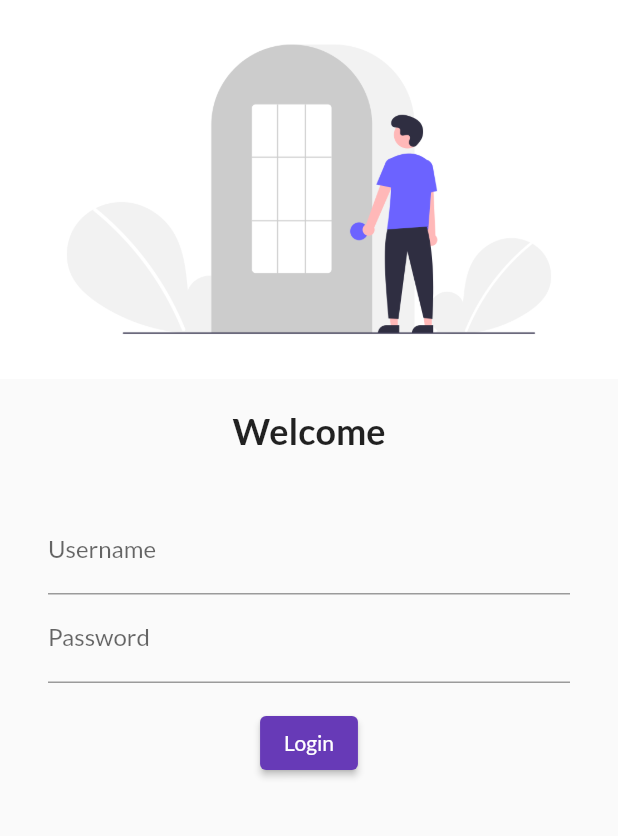
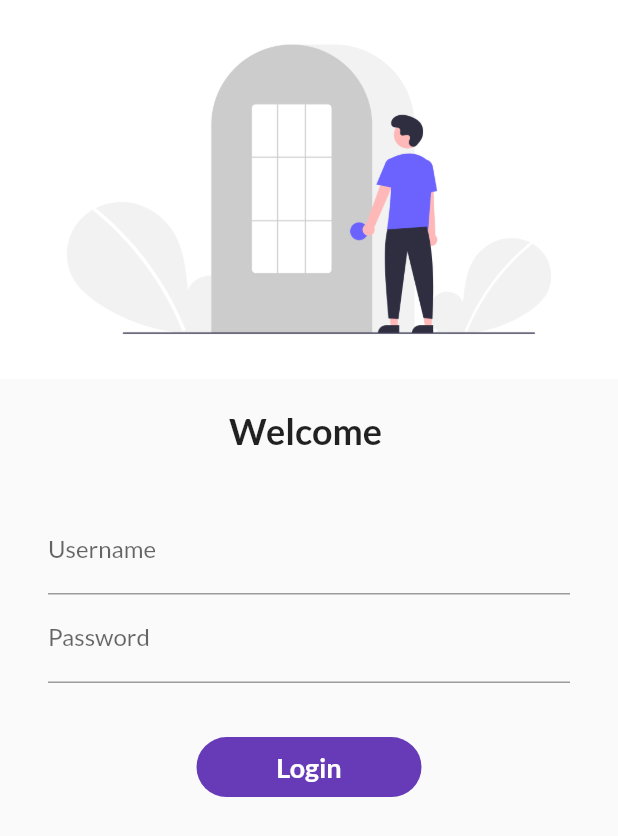
Before and after one commit to AashishMaharjan/flutter, a Flutter app: the screen it shows after launch, on a phone screen of 412 x 824 dp. Shown: the top 836 px of the screen. Run offline on Flutter 3.47's test engine with Material 2 defaults, Android fonts, the phone set to English and light mode, and no system bars; our stand-ins replace google_fonts.

Commit message:
fourth commit

```diff
--- a/lib/main.dart
+++ b/lib/main.dart
@@ -4,6 +4,8 @@ import 'package:flutter/material.dart';
 import 'package:google_fonts/google_fonts.dart';
 import 'package:myapp/pages/homepage.dart';
 import 'package:myapp/pages/loginpage.dart';
+
+
 
 void main() => runApp( const MyApp());
 
@@ -18,6 +20,7 @@ class _MyAppState extends State<MyApp> {
   @override
   Widget build(BuildContext context) {
     return MaterialApp(
+      debugShowCheckedModeBanner: false,
 
       themeMode: ThemeMode.dark,
       theme: ThemeData(
@@ -26,8 +29,12 @@ class _MyAppState extends State<MyApp> {
         ),
      // darkTheme: ThemeData(brightness: Brightness.dark),
      routes: {
-       "/": (context) => LoginPage(),
-     } ,
+       "/":(context) => LoginPage(),
+       "/homepage": (context)=> HomePage()
+
+
+
+     },
     );
 
 
--- a/lib/pages/loginpage.dart
+++ b/lib/pages/loginpage.dart
@@ -1,8 +1,8 @@
 // ignore_for_file: avoid_print
 
 import 'package:flutter/material.dart';
+
 // ignore_for_file: prefer_const_constructors
-
 class LoginPage extends StatefulWidget {
   const LoginPage({ Key? key }) : super(key: key);
 
@@ -11,15 +11,17 @@ class LoginPage extends StatefulWidget {
 }
 
 class _LoginPageState extends State<LoginPage> {
+  String name="";
+  bool chanegebut=false;
   @override
   Widget build(BuildContext context) {
     return Material(
-      child: Column(children: [
+      child:SingleChildScrollView( child: Column(children: [
         Image.asset("assets/image/loginimage.png",fit: BoxFit.cover,),
         SizedBox(
           height: 20.0,
         ),
-        Text("Welcome",style: TextStyle(
+        Text("Welcome $name",style: TextStyle(
           fontSize: 24,
           fontWeight: FontWeight.bold,
 
@@ -33,35 +35,75 @@ class _LoginPageState extends State<LoginPage> {
         padding: const EdgeInsets.symmetric(vertical: 16, horizontal: 32.0),
         child: Column(
           children: [TextFormField(
-
+          obscureText: true,
           decoration: InputDecoration(
 
             hintText: "Enter Username",
             labelText: "Username",
           ),
+          onChanged: (value)
+                     {
+                       name=value;
+                       setState(() {});
+                     },
         ),
         TextFormField(
           obscureText: true,
           decoration: InputDecoration(
             hintText: "Enter Password",
             labelText: "Password",
-          ),
+                     ),
+
         ),
         ],
         ),
         ),
+        SizedBox(
+          height: 20.0,
+        ),
+        InkWell(
 
-        ElevatedButton(
+          onTap:() async {
+            setState(() {
+              chanegebut=true;
+            });
+       await Future.delayed(Duration(seconds: 1));
+           Navigator.pushNamed(context, "/homepage");
+            } ,
+
+          child: AnimatedContainer(
+             duration: Duration(seconds: 1),
+            height: 40,
+            width: chanegebut? 50 : 150,
+
+            alignment: Alignment.center,
+            child: chanegebut ?Icon(Icons.done,
+            color: Colors.white,)  :
+            Text("Login",style: TextStyle(
+
+              color: Colors.white,
+              fontSize: 18,
+              fontWeight: FontWeight.bold,
+
+            ),
+            ),
+            decoration: BoxDecoration(borderRadius: BorderRadius.circular(50),color: Colors.deepPurple,),
+
+          ),
+        )
+       /* ElevatedButton(
         onPressed: (){
 
           print("hello");
         },
          child: Text("Login"),
          style: TextButton.styleFrom(),
-         )
+
+         )*/
                 ],
 
           )
-          );
+          ),
+    );
   }
 }
```
